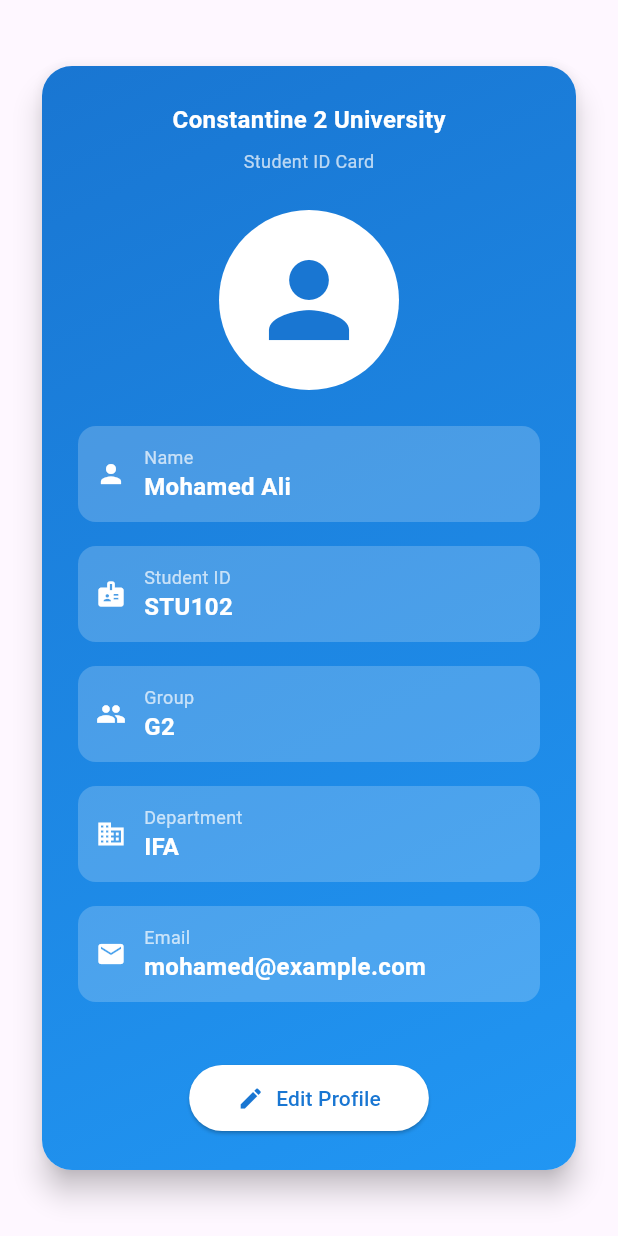
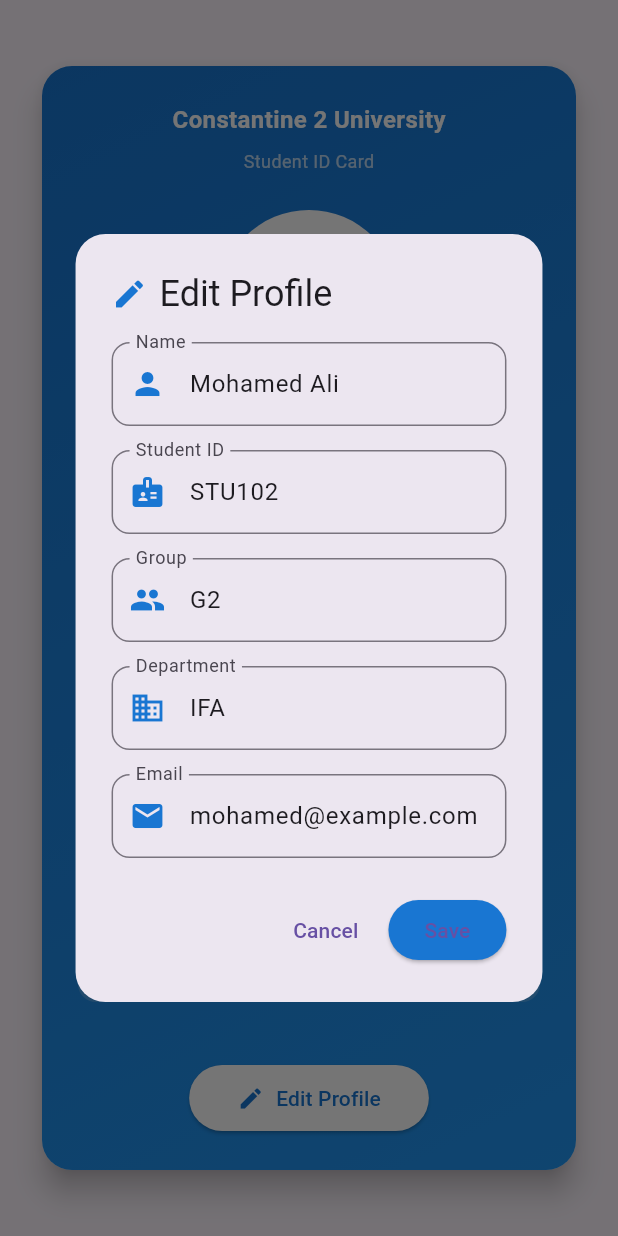
Before and after one commit to nourelslame/flutter_project, a Flutter app: the StudentCard widget shown alone on an empty page, opened directly, after a tap on "Edit Profile", on a phone screen of 412 x 824 dp. Run offline on Flutter 3.47's test engine with Material 3 defaults, Android fonts, the phone set to English and light mode, and no system bars.

Commit message:
Update student_card.dart

```diff
--- a/lib/screens/student/student_card.dart
+++ b/lib/screens/student/student_card.dart
@@ -1,6 +1,18 @@
 import 'package:flutter/material.dart';
 
-class StudentCard extends StatelessWidget {
+class StudentCard extends StatefulWidget {
+  @override
+  _StudentCardState createState() => _StudentCardState();
+}
+
+class _StudentCardState extends State<StudentCard> {
+  // Student data
+  String name = 'Mohamed Ali';
+  String studentId = 'STU102';
+  String group = 'G2';
+  String department = 'IFA';
+  String email = 'mohamed@example.com';
+
   @override
   Widget build(BuildContext context) {
     return Center(
@@ -45,14 +57,14 @@ class StudentCard extends StatelessWidget {
                   child: Icon(Icons.person, size: 80, color: Colors.blue.shade700),
                 ),
                 SizedBox(height: 24),
-                _buildInfoRow('Name', 'Mohamed Ali', Icons.person),
-                _buildInfoRow('Student ID', 'STU102', Icons.badge),
-                _buildInfoRow('Group', 'G2', Icons.group),
-                _buildInfoRow('Department', 'IFA', Icons.business),
-                _buildInfoRow('Email', 'mohamed@example.com', Icons.email),
+                _buildInfoRow('Name', name, Icons.person),
+                _buildInfoRow('Student ID', studentId, Icons.badge),
+                _buildInfoRow('Group', group, Icons.group),
+                _buildInfoRow('Department', department, Icons.business),
+                _buildInfoRow('Email', email, Icons.email),
                 SizedBox(height: 24),
                 ElevatedButton.icon(
-                  onPressed: () {},
+                  onPressed: _showEditProfileDialog,
                   icon: Icon(Icons.edit),
                   label: Text('Edit Profile'),
                   style: ElevatedButton.styleFrom(
@@ -102,4 +114,93 @@ class StudentCard extends StatelessWidget {
       ),
     );
   }
+
+  // Function to show edit profile dialog
+  void _showEditProfileDialog() {
+    final TextEditingController nameController = TextEditingController(text: name);
+    final TextEditingController studentIdController = TextEditingController(text: studentId);
+    final TextEditingController groupController = TextEditingController(text: group);
+    final TextEditingController departmentController = TextEditingController(text: department);
+    final TextEditingController emailController = TextEditingController(text: email);
+
+    showDialog(
+      context: context,
+      builder: (BuildContext context) {
+        return AlertDialog(
+          shape: RoundedRectangleBorder(
+            borderRadius: BorderRadius.circular(20),
+          ),
+          title: Row(
+            children: [
+              Icon(Icons.edit, color: Colors.blue.shade700),
+              SizedBox(width: 8),
+              Text('Edit Profile'),
+            ],
+          ),
+          content: SingleChildScrollView(
+            child: Column(
+              mainAxisSize: MainAxisSize.min,
+              children: [
+                _buildTextField(nameController, 'Name', Icons.person),
+                SizedBox(height: 16),
+                _buildTextField(studentIdController, 'Student ID', Icons.badge),
+                SizedBox(height: 16),
+                _buildTextField(groupController, 'Group', Icons.group),
+                SizedBox(height: 16),
+                _buildTextField(departmentController, 'Department', Icons.business),
+                SizedBox(height: 16),
+                _buildTextField(emailController, 'Email', Icons.email),
+              ],
+            ),
+          ),
+          actions: [
+            TextButton(
+              onPressed: () => Navigator.of(context).pop(),
+              child: Text('Cancel'),
+            ),
+            ElevatedButton(
+              onPressed: () {
+                setState(() {
+                  name = nameController.text;
+                  studentId = studentIdController.text;
+                  group = groupController.text;
+                  department = departmentController.text;
+                  email = emailController.text;
+                });
+                Navigator.of(context).pop();
+                ScaffoldMessenger.of(context).showSnackBar(
+                  SnackBar(
+                    content: Text('Profile updated successfully'),
+                    backgroundColor: Colors.green,
+                  ),
+                );
+              },
+              style: ElevatedButton.styleFrom(
+                backgroundColor: Colors.blue.shade700,
+              ),
+              child: Text('Save'),
+            ),
+          ],
+        );
+      },
+    );
+  }
+
+  // Function to create text input fields
+  Widget _buildTextField(TextEditingController controller, String label, IconData icon) {
+    return TextField(
+      controller: controller,
+      decoration: InputDecoration(
+        labelText: label,
+        prefixIcon: Icon(icon, color: Colors.blue.shade700),
+        border: OutlineInputBorder(
+          borderRadius: BorderRadius.circular(12),
+        ),
+        focusedBorder: OutlineInputBorder(
+          borderRadius: BorderRadius.circular(12),
+          borderSide: BorderSide(color: Colors.blue.shade700, width: 2),
+        ),
+      ),
+    );
+  }
 }
```
